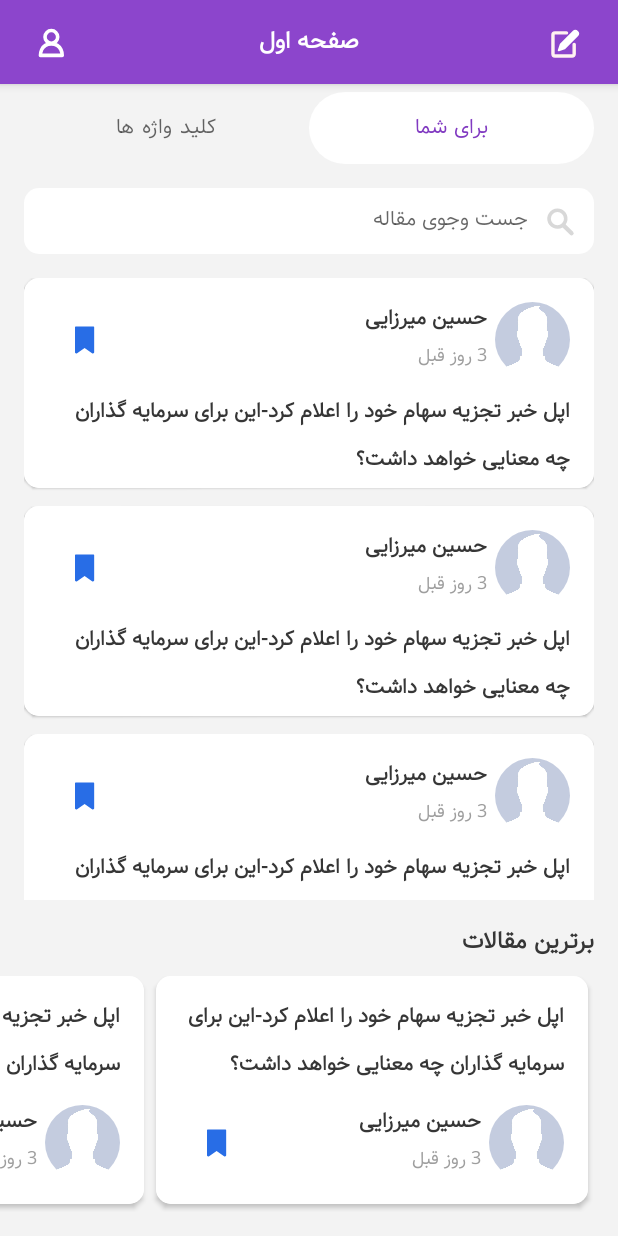
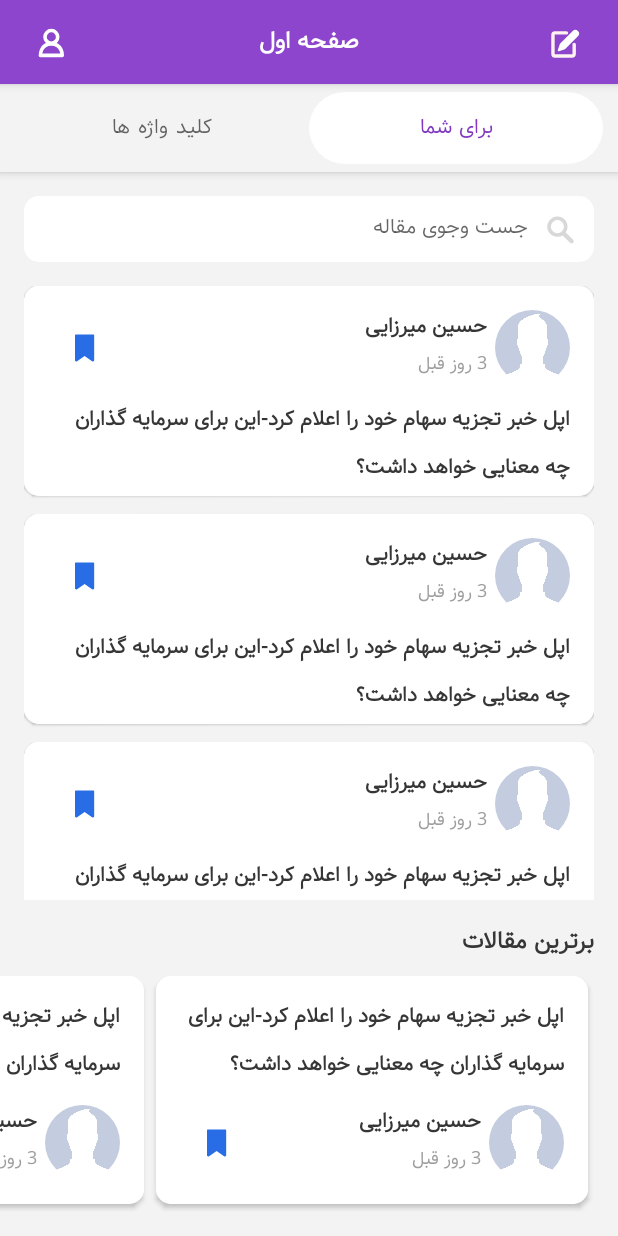
Before and after one commit to HosseinMirzaei47/Nattramn, an Android app: the HomeFragment screen opened through its navigation route, on a phone screen of 412 x 824 dp. Run offline under Robolectric (Android 15) with nearby library versions, the phone set to English and light mode, and no system bars; our stand-ins replace CircleImageView, data binding; libraries missing offline, so code that uses them is left out: com.github.rubensousa.gravitysnaphelper; pictures from the network do not load; 3 statements that could not run were skipped.

Commit message:
Added TabLayout to Appbar. Added ViewPager to HomeFragment. Added 2 Fragment For ViewPager.

```diff
--- /dev/null
+++ b/app/src/main/java/com/example/nattramn/adapters/ViewPagerAdapter.kt
@@ -0,0 +1,27 @@
+package com.example.nattramn.adapters
+
+import androidx.fragment.app.Fragment
+import androidx.fragment.app.FragmentManager
+import androidx.fragment.app.FragmentPagerAdapter
+
+class ViewPagerAdapter internal constructor(fm: FragmentManager) : FragmentPagerAdapter(fm) {
+    private val mFragmentList = ArrayList<Fragment>()
+    private val mFragmentTitleList = ArrayList<String>()
+
+    override fun getItem(position: Int): Fragment {
+        return mFragmentList[position]
+    }
+
+    override fun getCount(): Int {
+        return mFragmentList.size
+    }
+
+    fun addFragment(fragment: Fragment, title: String) {
+        mFragmentList.add(fragment)
+        mFragmentTitleList.add(title)
+    }
+
+    override fun getPageTitle(position: Int): CharSequence {
+        return mFragmentTitleList[position]
+    }
+}
--- a/app/src/main/java/com/example/nattramn/fragments/HomeFragment.kt
+++ b/app/src/main/java/com/example/nattramn/fragments/HomeFragment.kt
@@ -1,25 +1,22 @@
 package com.example.nattramn.fragments
 
 import android.os.Bundle
-import android.view.Gravity
 import android.view.LayoutInflater
 import android.view.View
 import android.view.ViewGroup
 import androidx.databinding.DataBindingUtil
 import androidx.fragment.app.Fragment
 import androidx.navigation.Navigation
-import androidx.recyclerview.widget.LinearLayoutManager
 import com.example.nattramn.R
 import com.example.nattramn.Utils
-import com.example.nattramn.adapters.HorizontalArticleAdapter
-import com.example.nattramn.adapters.VerticalArticleAdapter
+import com.example.nattramn.adapters.ViewPagerAdapter
 import com.example.nattramn.databinding.FragmentHomeBinding
-import com.example.nattramn.recyclerItemListeners.OnArticleListener
-import com.github.rubensousa.gravitysnaphelper.GravitySnapHelper
+import com.example.nattramn.fragments.pager.ForYouFragment
+import com.example.nattramn.fragments.pager.KeyWordFragment
 import kotlinx.android.synthetic.main.fragment_home.*
 
 
-class HomeFragment : Fragment(), OnArticleListener {
+class HomeFragment : Fragment() /*, OnArticleListener */ {
 
     private lateinit var binding: FragmentHomeBinding
 
@@ -43,7 +40,13 @@ class HomeFragment : Fragment(), OnArticleListener {
 
         setOnWriteClicked()
 
-        setRecyclers()
+        // setRecyclers()
+
+        val adapter = ViewPagerAdapter(requireActivity().supportFragmentManager)
+        adapter.addFragment(ForYouFragment(), resources.getString(R.string.HomeForYou))
+        adapter.addFragment(KeyWordFragment(), resources.getString(R.string.HomeTabTitleKeywords))
+        binding.viewPager.adapter = adapter
+        binding.homeTabLayout.setupWithViewPager(viewPager)
 
     }
 
@@ -71,7 +74,7 @@ class HomeFragment : Fragment(), OnArticleListener {
 
     }
 
-    private fun setRecyclers() {
+    /* private fun setRecyclers() {
 
          val verticalAdapter = VerticalArticleAdapter(Utils(requireContext()).initArticles(), this)
          binding.recyclerHomeArticle.apply {
@@ -125,6 +128,6 @@ class HomeFragment : Fragment(), OnArticleListener {
      override fun onArticleTitleClick(position: Int) {
          Navigation.findNavController(requireView())
              .navigate(HomeFragmentDirections.actionHomeFragmentToArticleFragment())
-    }
+     } */
 
 }
--- /dev/null
+++ b/app/src/main/java/com/example/nattramn/fragments/pager/ForYouFragment.kt
@@ -0,0 +1,95 @@
+package com.example.nattramn.fragments.pager
+
+import android.os.Bundle
+import android.view.Gravity
+import android.view.LayoutInflater
+import android.view.View
+import android.view.ViewGroup
+import androidx.fragment.app.Fragment
+import androidx.navigation.Navigation
+import androidx.recyclerview.widget.LinearLayoutManager
+import com.example.nattramn.R
+import com.example.nattramn.Utils
+import com.example.nattramn.adapters.HorizontalArticleAdapter
+import com.example.nattramn.adapters.VerticalArticleAdapter
+import com.example.nattramn.fragments.HomeFragmentDirections
+import com.example.nattramn.recyclerItemListeners.OnArticleListener
+import com.github.rubensousa.gravitysnaphelper.GravitySnapHelper
+import kotlinx.android.synthetic.main.fragment_for_you.*
+
+class ForYouFragment : Fragment(), OnArticleListener {
+    override fun onCreate(savedInstanceState: Bundle?) {
+        super.onCreate(savedInstanceState)
+    }
+
+    override fun onCreateView(
+        inflater: LayoutInflater, container: ViewGroup?,
+        savedInstanceState: Bundle?
+    ): View? {
+        // Inflate the layout for this fragment
+        return inflater.inflate(R.layout.fragment_for_you, container, false)
+    }
+
+    override fun onViewCreated(view: View, savedInstanceState: Bundle?) {
+        super.onViewCreated(view, savedInstanceState)
+
+        setRecyclers()
+    }
+
+    private fun setRecyclers() {
+
+        val verticalAdapter = VerticalArticleAdapter(Utils(requireContext()).initArticles(), this)
+        recyclerHomeArticle.apply {
+            adapter = verticalAdapter
+            layoutManager = LinearLayoutManager(context, LinearLayoutManager.VERTICAL, false)
+        }
+
+        val snapHorizontal = GravitySnapHelper(Gravity.CENTER)
+        snapHorizontal.attachToRecyclerView(recyclerHomeTopArticles)
+
+        val horizontalAdapter =
+            HorizontalArticleAdapter(Utils(requireContext()).initArticles(), this)
+        recyclerHomeTopArticles.apply {
+            adapter = horizontalAdapter
+            layoutManager = LinearLayoutManager(context, LinearLayoutManager.HORIZONTAL, false)
+        }
+    }
+
+    override fun onCardClick(position: Int) {
+        Navigation.findNavController(requireView())
+            .navigate(HomeFragmentDirections.actionHomeFragmentToArticleFragment())
+    }
+
+    override fun onArticleSaveClick(position: Int) {
+        Navigation.findNavController(requireView())
+            .navigate(HomeFragmentDirections.actionHomeFragmentToTagFragment())
+    }
+
+    override fun onAuthorNameClick(position: Int) {
+        Navigation.findNavController(requireView())
+            .navigate(
+                HomeFragmentDirections.actionHomeFragmentToProfileFragment(
+                    Utils(
+                        requireContext()
+                    ).user
+                )
+            )
+    }
+
+    override fun onAuthorIconClick(position: Int) {
+        Navigation.findNavController(requireView())
+            .navigate(
+                HomeFragmentDirections.actionHomeFragmentToProfileFragment(
+                    Utils(
+                        requireContext()
+                    ).user
+                )
+            )
+    }
+
+    override fun onArticleTitleClick(position: Int) {
+        Navigation.findNavController(requireView())
+            .navigate(HomeFragmentDirections.actionHomeFragmentToArticleFragment())
+    }
+
+}
--- /dev/null
+++ b/app/src/main/java/com/example/nattramn/fragments/pager/KeyWordFragment.kt
@@ -0,0 +1,60 @@
+package com.example.nattramn.fragments.pager
+
+import android.os.Bundle
+import android.view.LayoutInflater
+import android.view.View
+import android.view.ViewGroup
+import androidx.fragment.app.Fragment
+import com.example.nattramn.R
+
+// TODO: Rename parameter arguments, choose names that match
+// the fragment initialization parameters, e.g. ARG_ITEM_NUMBER
+private const val ARG_PARAM1 = "param1"
+private const val ARG_PARAM2 = "param2"
+
+/**
+ * A simple [Fragment] subclass.
+ * Use the [KeyWordFragment.newInstance] factory method to
+ * create an instance of this fragment.
+ */
+class KeyWordFragment : Fragment() {
+    // TODO: Rename and change types of parameters
+    private var param1: String? = null
+    private var param2: String? = null
+
+    override fun onCreate(savedInstanceState: Bundle?) {
+        super.onCreate(savedInstanceState)
+        arguments?.let {
+            param1 = it.getString(ARG_PARAM1)
+            param2 = it.getString(ARG_PARAM2)
+        }
+    }
+
+    override fun onCreateView(
+        inflater: LayoutInflater, container: ViewGroup?,
+        savedInstanceState: Bundle?
+    ): View? {
+        // Inflate the layout for this fragment
+        return inflater.inflate(R.layout.fragment_key_word, container, false)
+    }
+
+    companion object {
+        /**
+         * Use this factory method to create a new instance of
+         * this fragment using the provided parameters.
+         *
+         * @param param1 Parameter 1.
+         * @param param2 Parameter 2.
+         * @return A new instance of fragment KeyWordFragment.
+         */
+        // TODO: Rename and change types and number of parameters
+        @JvmStatic
+        fun newInstance(param1: String, param2: String) =
+            KeyWordFragment().apply {
+                arguments = Bundle().apply {
+                    putString(ARG_PARAM1, param1)
+                    putString(ARG_PARAM2, param2)
+                }
+            }
+    }
+}
--- /dev/null
+++ b/app/src/main/res/layout/fragment_for_you.xml
@@ -0,0 +1,90 @@
+<?xml version="1.0" encoding="utf-8"?>
+<androidx.core.widget.NestedScrollView xmlns:android="http://schemas.android.com/apk/res/android"
+    xmlns:app="http://schemas.android.com/apk/res-auto"
+    xmlns:tools="http://schemas.android.com/tools"
+    android:layout_width="match_parent"
+    android:layout_height="match_parent"
+    android:background="@color/whiteGlobalBackground"
+    android:fillViewport="true"
+    app:layout_behavior="@string/appbar_scrolling_view_behavior"
+    tools:context=".fragments.pager.ForYouFragment">
+
+
+    <androidx.constraintlayout.widget.ConstraintLayout
+        android:layout_width="match_parent"
+        android:layout_height="match_parent">
+
+
+        <com.google.android.material.textfield.TextInputEditText
+            android:id="@+id/textInputSearch"
+            android:layout_width="match_parent"
+            android:layout_height="wrap_content"
+            android:layout_margin="@dimen/margin_normal"
+            android:background="@drawable/shape_search_field"
+            android:drawableStart="@drawable/ic_search"
+            android:drawablePadding="@dimen/home_search_icon_padding"
+            android:gravity="start"
+            android:hint="@string/homeSearchHint"
+            android:inputType="text"
+            android:maxLines="1"
+            android:padding="@dimen/padding_normal"
+            android:textSize="@dimen/text_size_b2"
+            app:layout_constraintEnd_toEndOf="parent"
+            app:layout_constraintStart_toStartOf="parent"
+            app:layout_constraintTop_toTopOf="parent" />
+
+        <androidx.recyclerview.widget.RecyclerView
+            android:id="@+id/recyclerHomeArticle"
+            android:layout_width="0dp"
+            android:layout_height="0dp"
+            android:layout_marginStart="@dimen/margin_normal"
+            android:layout_marginTop="@dimen/margin_normal"
+            android:layout_marginEnd="@dimen/margin_normal"
+            android:layout_marginBottom="@dimen/margin_micro"
+            app:layout_constraintBottom_toTopOf="@+id/topArticlesTextView"
+            app:layout_constraintEnd_toEndOf="parent"
+            app:layout_constraintStart_toStartOf="parent"
+            app:layout_constraintTop_toBottomOf="@+id/textInputSearch"
+            app:layout_constraintVertical_bias="0"
+            tools:listitem="@layout/vertical_article_row" />
+
+        <TextView
+            android:id="@+id/topArticlesTextView"
+            style="@style/MaterialAlertDialog.MaterialComponents.Title.Text"
+            android:layout_width="wrap_content"
+            android:layout_height="wrap_content"
+            android:layout_marginStart="@dimen/margin_normal"
+            android:layout_marginTop="@dimen/margin_ten"
+            android:layout_marginBottom="@dimen/margin_micro"
+            android:text="@string/topArticles"
+            android:textColor="@color/black"
+            android:textSize="@dimen/text_size_b1"
+            android:textStyle="bold"
+            app:layout_constraintBottom_toTopOf="@+id/recyclerHomeTopArticles"
+            app:layout_constraintStart_toStartOf="parent"
+            app:layout_constraintTop_toBottomOf="@+id/recyclerHomeArticle"
+            app:layout_constraintVertical_bias="1" />
+
+        <androidx.recyclerview.widget.RecyclerView
+            android:id="@+id/recyclerHomeTopArticles"
+            android:layout_width="match_parent"
+            android:layout_height="wrap_content"
+            android:layout_marginTop="@dimen/margin_normal"
+            android:layout_marginBottom="@dimen/margin_normal"
+            android:clipToPadding="false"
+            android:layoutDirection="rtl"
+            android:orientation="horizontal"
+            android:paddingStart="@dimen/padding_large"
+            android:paddingTop="@dimen/padding_small"
+            android:paddingEnd="@dimen/padding_very_large"
+            android:paddingBottom="@dimen/padding_small"
+            app:layoutManager="androidx.recyclerview.widget.LinearLayoutManager"
+            app:layout_constraintBottom_toBottomOf="parent"
+            app:layout_constraintEnd_toEndOf="parent"
+            app:layout_constraintStart_toStartOf="parent"
+            tools:listitem="@layout/horizontal_article_row" />
+
+    </androidx.constraintlayout.widget.ConstraintLayout>
+
+
+</androidx.core.widget.NestedScrollView>
--- a/app/src/main/res/layout/fragment_home.xml
+++ b/app/src/main/res/layout/fragment_home.xml
@@ -1,7 +1,6 @@
 <?xml version="1.0" encoding="utf-8"?>
 <layout xmlns:android="http://schemas.android.com/apk/res/android"
-    xmlns:app="http://schemas.android.com/apk/res-auto"
-    xmlns:tools="http://schemas.android.com/tools">
+    xmlns:app="http://schemas.android.com/apk/res-auto">
 
     <androidx.coordinatorlayout.widget.CoordinatorLayout
         android:layout_width="match_parent"
@@ -14,7 +13,8 @@
 
         <com.google.android.material.appbar.AppBarLayout
             android:layout_width="match_parent"
-            android:layout_height="wrap_content">
+            android:layout_height="wrap_content"
+            android:background="@color/whiteGlobalBackground">
 
             <com.google.android.material.appbar.MaterialToolbar
                 android:id="@+id/topAppBar"
@@ -56,9 +56,47 @@
 
             </com.google.android.material.appbar.MaterialToolbar>
 
+            <com.google.android.material.tabs.TabLayout
+                android:id="@+id/homeTabLayout"
+                style="@style/TabTextAppearance"
+                android:layout_width="match_parent"
+                android:layout_height="wrap_content"
+                android:layout_marginLeft="@dimen/padding_normal"
+                android:layout_marginTop="@dimen/padding_small"
+                android:layout_marginRight="@dimen/padding_normal"
+                android:layout_marginBottom="@dimen/padding_small"
+                android:background="@android:color/transparent"
+                app:tabBackground="@drawable/tab_layout_selector"
+                app:tabGravity="fill"
+                app:tabIndicatorHeight="@dimen/home_tab_indicator_height"
+                app:tabMaxWidth="@dimen/home_tab_max_width"
+                app:tabMode="fixed"
+                app:tabRippleColor="@null"
+                app:tabSelectedTextColor="@color/colorPrimaryDark">
+
+                <!-- <com.google.android.material.tabs.TabItem
+                    android:layout_width="wrap_content"
+                    android:layout_height="wrap_content"
+                    android:text="@string/HomeForYou" />
+
+                <com.google.android.material.tabs.TabItem
+                    android:layout_width="wrap_content"
+                    android:layout_height="wrap_content"
+                    android:text="@string/HomeTabTitleKeywords" /> -->
+
+            </com.google.android.material.tabs.TabLayout>
+
         </com.google.android.material.appbar.AppBarLayout>
 
-        <androidx.core.widget.NestedScrollView
+
+        <androidx.viewpager.widget.ViewPager
+            android:id="@+id/viewPager"
+            android:layout_width="match_parent"
+            android:layout_height="match_parent"
+            app:layout_behavior="@string/appbar_scrolling_view_behavior" />
+
+
+        <!-- <androidx.core.widget.NestedScrollView
             android:id="@+id/nestedScrollView"
             android:layout_width="match_parent"
             android:layout_height="match_parent"
@@ -70,39 +108,6 @@
                 android:layout_width="match_parent"
                 android:layout_height="match_parent">
 
-                <com.google.android.material.tabs.TabLayout
-                    android:id="@+id/homeTabLayout"
-                    style="@style/TabTextAppearance"
-                    android:layout_width="match_parent"
-                    android:layout_height="wrap_content"
-                    android:layout_marginStart="@dimen/margin_normal"
-                    android:layout_marginTop="@dimen/home_tab_margin_top"
-                    android:layout_marginEnd="@dimen/margin_normal"
-                    android:background="@drawable/tab_layout_background"
-                    android:layoutDirection="rtl"
-                    app:layout_constraintBottom_toTopOf="@id/textInputSearch"
-                    app:layout_constraintEnd_toEndOf="parent"
-                    app:layout_constraintStart_toStartOf="parent"
-                    app:layout_constraintTop_toTopOf="parent"
-                    app:tabBackground="@drawable/tab_layout_selector"
-                    app:tabGravity="fill"
-                    app:tabIndicatorHeight="@dimen/home_tab_indicator_height"
-                    app:tabMaxWidth="@dimen/home_tab_max_width"
-                    app:tabMode="fixed"
-                    app:tabRippleColor="@null"
-                    app:tabSelectedTextColor="@color/colorPrimaryDark">
-
-                    <com.google.android.material.tabs.TabItem
-                        android:layout_width="wrap_content"
-                        android:layout_height="wrap_content"
-                        android:text="@string/HomeForYou" />
-
-                    <com.google.android.material.tabs.TabItem
-                        android:layout_width="wrap_content"
-                        android:layout_height="wrap_content"
-                        android:text="@string/HomeTabTitleKeywords" />
-
-                </com.google.android.material.tabs.TabLayout>
 
                 <com.google.android.material.textfield.TextInputEditText
                     android:id="@+id/textInputSearch"
@@ -120,7 +125,7 @@
                     android:textSize="@dimen/text_size_b2"
                     app:layout_constraintEnd_toEndOf="parent"
                     app:layout_constraintStart_toStartOf="parent"
-                    app:layout_constraintTop_toBottomOf="@id/homeTabLayout" />
+                    app:layout_constraintTop_toTopOf="parent" />
 
                 <androidx.recyclerview.widget.RecyclerView
                     android:id="@+id/recyclerHomeArticle"
@@ -175,7 +180,7 @@
 
             </androidx.constraintlayout.widget.ConstraintLayout>
 
-        </androidx.core.widget.NestedScrollView>
+        </androidx.core.widget.NestedScrollView> -->
 
     </androidx.coordinatorlayout.widget.CoordinatorLayout>
 
--- /dev/null
+++ b/app/src/main/res/layout/fragment_key_word.xml
@@ -0,0 +1,14 @@
+<?xml version="1.0" encoding="utf-8"?>
+<FrameLayout xmlns:android="http://schemas.android.com/apk/res/android"
+    xmlns:tools="http://schemas.android.com/tools"
+    android:layout_width="match_parent"
+    android:layout_height="match_parent"
+    tools:context=".fragments.pager.KeyWordFragment">
+
+    <!-- TODO: Update blank fragment layout -->
+    <TextView
+        android:layout_width="match_parent"
+        android:layout_height="match_parent"
+        android:text="@string/hello_blank_fragment" />
+
+</FrameLayout>
```
Lines whose indentation alone changed are shown as unchanged.
